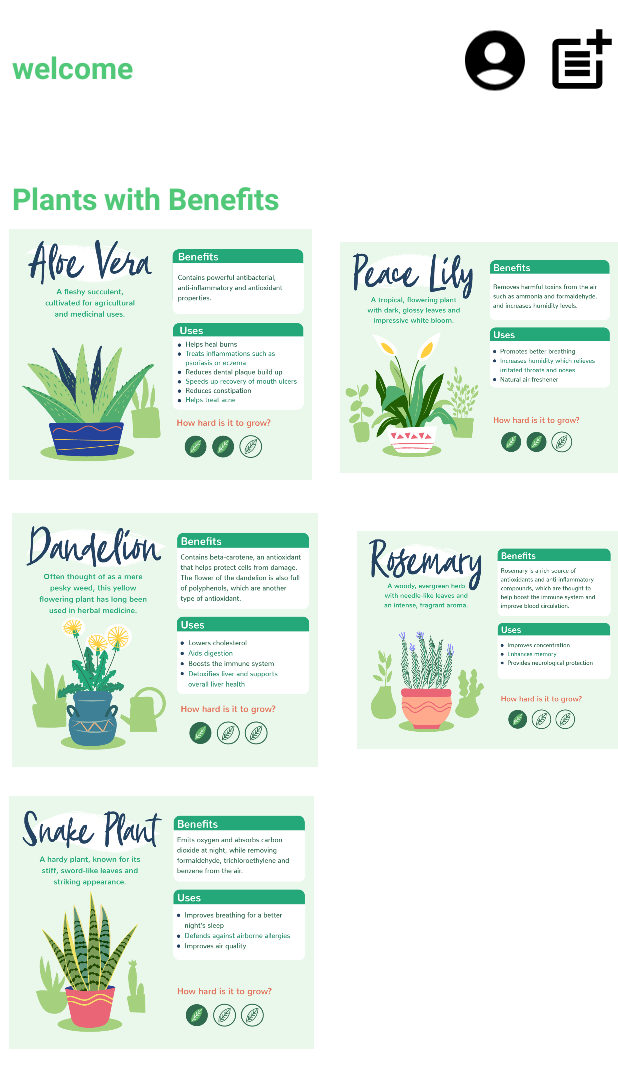
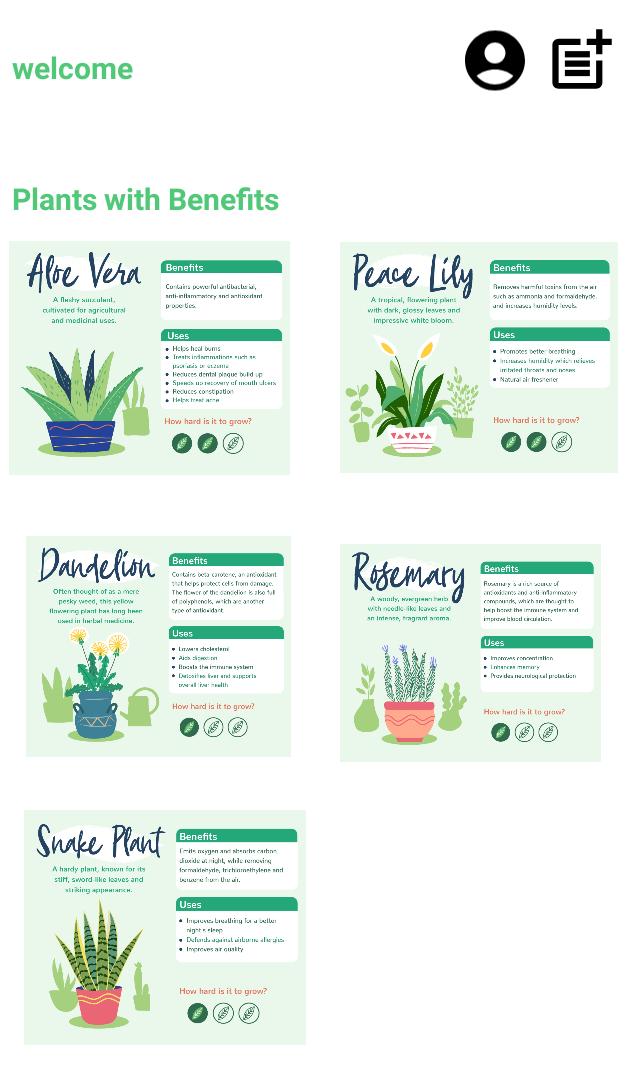
Before and after one commit to hinali-281/Plantopia, an Android app: the Home_page screen opened directly, with no data from a screen before it, on a phone screen of 412 x 824 dp. Shown: the top 1088 px of the screen. Run offline under Robolectric (Android 15) with nearby library versions, the phone set to English and light mode, and no system bars.

Commit message:
Lots of changes done

```diff
--- a/app/src/main/java/com/example/palntopia/Home_page.java
+++ b/app/src/main/java/com/example/palntopia/Home_page.java
@@ -11,7 +11,7 @@ import androidx.appcompat.app.AppCompatActivity;
 
 public class Home_page extends AppCompatActivity {
     TextView user;
-    ImageView account_details_page,post_add_page;
+    ImageView account_details_page,post_add_page,AloVera,PeaceLily,Dandelion,RoseMary,SnackPlant;
 
     @SuppressLint("MissingInflatedId")
     @Override
@@ -21,6 +21,47 @@ public class Home_page extends AppCompatActivity {
         TextView textViewUsername = findViewById(R.id.textView12);
         account_details_page= findViewById(R.id.account_details_page);
         post_add_page= findViewById(R.id.post_add_page);
+        AloVera=findViewById(R.id.AloVera);
+        PeaceLily=findViewById(R.id.PeaceLily);
+        Dandelion=findViewById(R.id.Dandelion);
+        RoseMary=findViewById(R.id.RoseMary);
+        SnackPlant=findViewById(R.id.SnackPlant);
+
+        AloVera.setOnClickListener(new View.OnClickListener() {
+            @Override
+            public void onClick(View v) {
+                Intent intent = new Intent(Home_page.this, AloVera_IMG.class);
+                startActivity(intent);
+            }
+        });
+        PeaceLily.setOnClickListener(new View.OnClickListener() {
+            @Override
+            public void onClick(View v) {
+                Intent intent = new Intent(Home_page.this, PeaceLiy_img.class);
+                startActivity(intent);
+            }
+        });
+        Dandelion.setOnClickListener(new View.OnClickListener() {
+            @Override
+            public void onClick(View v) {
+                Intent intent = new Intent(Home_page.this, Dandelion_img.class);
+                startActivity(intent);
+            }
+        });
+        RoseMary.setOnClickListener(new View.OnClickListener() {
+            @Override
+            public void onClick(View v) {
+                Intent intent = new Intent(Home_page.this, RoseMary_img.class);
+                startActivity(intent);
+            }
+        });
+        SnackPlant.setOnClickListener(new View.OnClickListener() {
+            @Override
+            public void onClick(View v) {
+                Intent intent = new Intent(Home_page.this, RoseMary_img.class);
+                startActivity(intent);
+            }
+        });
         account_details_page.setOnClickListener(new View.OnClickListener() {
             @Override
             public void onClick(View v) {
--- a/app/src/main/res/layout/activity_home_page.xml
+++ b/app/src/main/res/layout/activity_home_page.xml
@@ -18,49 +18,49 @@
         android:textStyle="bold"
         app:layout_constraintBottom_toBottomOf="parent"
         app:layout_constraintEnd_toEndOf="parent"
-        app:layout_constraintHorizontal_bias="0.299"
+        app:layout_constraintHorizontal_bias="0.338"
         app:layout_constraintStart_toStartOf="parent"
         app:layout_constraintTop_toTopOf="parent"
         app:layout_constraintVertical_bias="0.038" />
 
     <ImageView
-        android:id="@+id/imageView4"
-        android:layout_width="203dp"
-        android:layout_height="183dp"
+        android:id="@+id/SnackPlant"
+        android:layout_width="188dp"
+        android:layout_height="166dp"
         android:src="@drawable/snakeplant"
         app:layout_constraintBottom_toBottomOf="parent"
         app:layout_constraintEnd_toEndOf="parent"
-        app:layout_constraintHorizontal_bias="0.028"
+        app:layout_constraintHorizontal_bias="0.071"
         app:layout_constraintStart_toStartOf="parent"
         app:layout_constraintTop_toTopOf="parent"
-        app:layout_constraintVertical_bias="0.817" />
+        app:layout_constraintVertical_bias="0.814" />
 
     <ImageView
-        android:id="@+id/imageView6"
+        android:id="@+id/RoseMary"
         android:layout_width="174dp"
         android:layout_height="172dp"
         android:src="@drawable/rosemary"
         app:layout_constraintBottom_toBottomOf="parent"
         app:layout_constraintEnd_toEndOf="parent"
-        app:layout_constraintHorizontal_bias="1.0"
+        app:layout_constraintHorizontal_bias="0.953"
         app:layout_constraintStart_toStartOf="parent"
         app:layout_constraintTop_toTopOf="parent"
-        app:layout_constraintVertical_bias="0.522" />
+        app:layout_constraintVertical_bias="0.536" />
 
     <ImageView
-        android:id="@+id/imageView3"
-        android:layout_width="204dp"
-        android:layout_height="172dp"
+        android:id="@+id/Dandelion"
+        android:layout_width="179dp"
+        android:layout_height="147dp"
         android:src="@drawable/dandelion"
         app:layout_constraintBottom_toBottomOf="parent"
         app:layout_constraintEnd_toEndOf="parent"
-        app:layout_constraintHorizontal_bias="0.038"
+        app:layout_constraintHorizontal_bias="0.068"
         app:layout_constraintStart_toStartOf="parent"
         app:layout_constraintTop_toTopOf="parent"
-        app:layout_constraintVertical_bias="0.523" />
+        app:layout_constraintVertical_bias="0.528" />
 
     <ImageView
-        android:id="@+id/imageView2"
+        android:id="@+id/PeaceLily"
         android:layout_width="185dp"
         android:layout_height="178dp"
         android:src="@drawable/peacelily"
@@ -109,7 +109,7 @@
         app:layout_constraintBottom_toBottomOf="parent"
         app:layout_constraintEnd_toEndOf="parent"
         app:layout_constraintHorizontal_bias="1.0"
-        app:layout_constraintStart_toEndOf="@+id/imageView4"
+
         app:layout_constraintStart_toStartOf="parent"
         app:layout_constraintTop_toTopOf="parent"
         app:layout_constraintVertical_bias="0.02" />
@@ -131,16 +131,16 @@
         app:layout_constraintVertical_bias="0.039" />
 
     <ImageView
-        android:id="@+id/imageView5"
-        android:layout_width="202dp"
-        android:layout_height="183dp"
+        android:id="@+id/AloVera"
+        android:layout_width="187dp"
+        android:layout_height="156dp"
         android:src="@drawable/aloe"
         app:layout_constraintBottom_toBottomOf="parent"
         app:layout_constraintEnd_toEndOf="parent"
-        app:layout_constraintHorizontal_bias="0.028"
+        app:layout_constraintHorizontal_bias="0.026"
         app:layout_constraintStart_toStartOf="parent"
         app:layout_constraintTop_toTopOf="parent"
-        app:layout_constraintVertical_bias="0.226" />
+        app:layout_constraintVertical_bias="0.241" />
 
 
 </androidx.constraintlayout.widget.ConstraintLayout>
```
Also changed, not shown: app/src/main/AndroidManifest.xml (+15 -0 lines), app/src/main/java/com/example/palntopia/AloVera_IMG.java (added, +14 -0 lines), app/src/main/java/com/example/palntopia/Dandelion_img.java (added, +14 -0 lines), app/src/main/java/com/example/palntopia/PeaceLiy_img.java (added, +14 -0 lines), app/src/main/java/com/example/palntopia/RoseMary_img.java (added, +14 -0 lines), app/src/main/java/com/example/palntopia/SnackPlant_img.java (added, +14 -0 lines), app/src/main/res/layout/activity_alo_vera_img.xml (added, +16 -0 lines), app/src/main/res/layout/activity_dandelion_img.xml (added, +16 -0 lines), app/src/main/res/layout/activity_peace_liy_img.xml (added, +15 -0 lines), app/src/main/res/layout/activity_rose_mary_img.xml (added, +16 -0 lines), app/src/main/res/layout/activity_snack_plant_img.xml (added, +16 -0 lines), app/src/main/res/layout/progress_layout.xml (deleted, +0 -23 lines).
